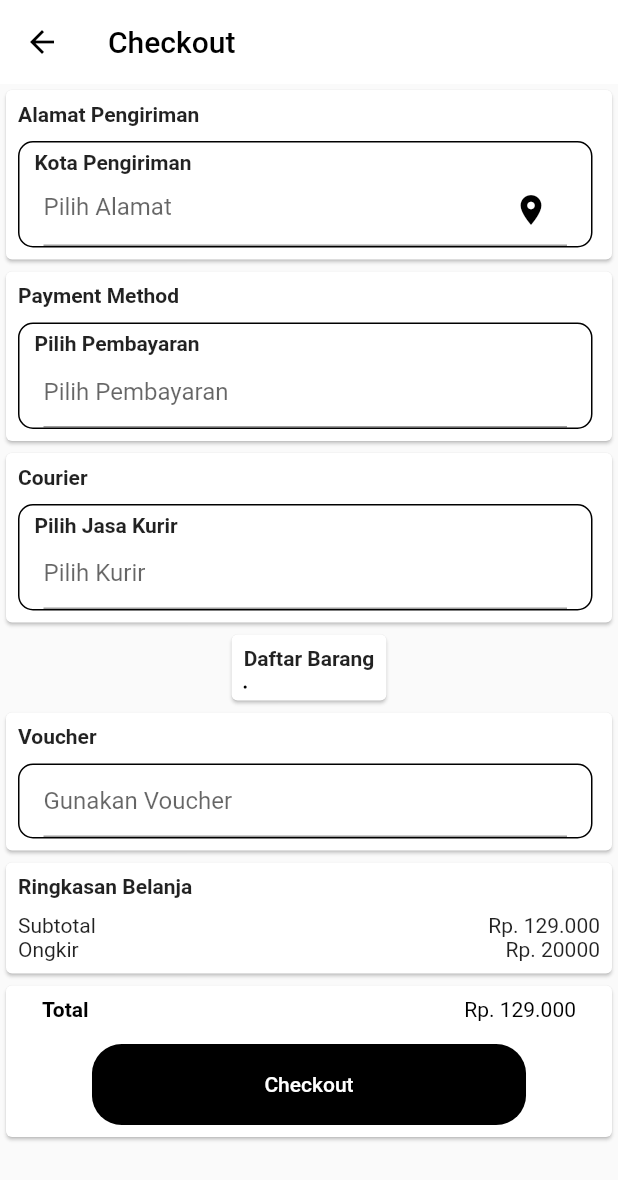
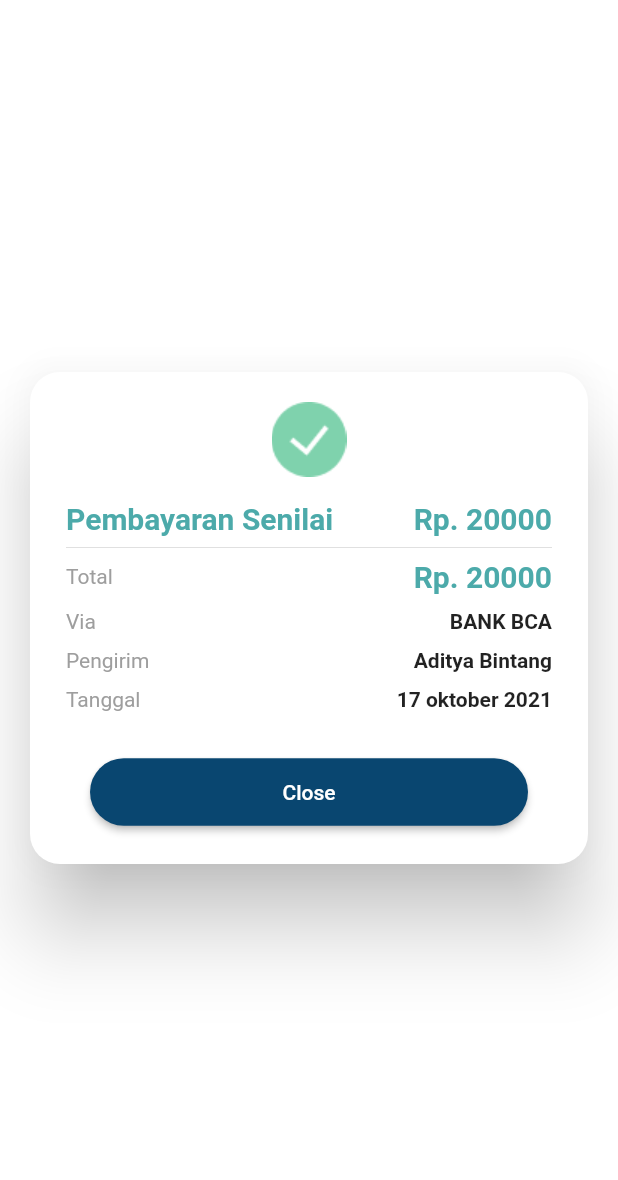
Before and after one commit to nadillachantika/udaskincare, a Flutter app: the CheckoutPage screen opened directly, after a tap on "Checkout", on a phone screen of 412 x 824 dp. Shown: the top 1180 px of the screen. Run offline on Flutter 3.47's test engine with Material 2 defaults, Android fonts, the phone set to English and light mode, and no system bars; our stand-ins replace bubble_tab_indicator, carousel_slider, flutter_rating_bar; Roboto replaces fonts that are missing (visby).

Commit message:
success payment

```diff
--- a/lib/checkout/checkout_page.dart
+++ b/lib/checkout/checkout_page.dart
@@ -3,6 +3,7 @@ import 'package:flutter/material.dart';
 
 import 'package:udaskincare/checkout/Pembayaran.dart';
 import 'package:udaskincare/checkout/address_page.dart';
+import 'package:udaskincare/checkout/success_payment_saldo_panen.dart';
 import 'package:udaskincare/home/home_page.dart';
 
 import 'Kurir.dart';
@@ -491,12 +492,10 @@ class _CheckoutPageState extends State<CheckoutPage> {
                               borderRadius: BorderRadius.circular(20),
                               child: MaterialButton(
                                 onPressed: () {
-                                  // Navigator.pushReplacement(
-                                  //     context,
-                                  //     MaterialPageRoute(
-                                  //         builder: (context) => HomePage(
-                                  //               initTab: 0,
-                                  //             )));
+                                  Navigator.pushReplacement(
+                                      context,
+                                      MaterialPageRoute(
+                                          builder: (context) => SuccessPayment()));
                                 },
                                 padding: EdgeInsets.symmetric(
                                     vertical: 19, horizontal: 115),
--- /dev/null
+++ b/lib/checkout/success_payment_saldo_panen.dart
@@ -0,0 +1,231 @@
+import 'package:flutter/cupertino.dart';
+import 'package:flutter/material.dart';
+import 'package:udaskincare/home/home_page.dart';
+
+
+class SuccessPayment extends StatefulWidget {
+
+
+  const SuccessPayment({Key key})
+      : super(key: key);
+
+  @override
+  _SuccessPaymentState createState() => _SuccessPaymentState();
+}
+
+class _SuccessPaymentState extends State<SuccessPayment> {
+
+
+  @override
+  Widget build(BuildContext context) {
+    return Theme(
+      data: ThemeData(fontFamily: 'visby'),
+      child: AlertDialog(
+        insetPadding: EdgeInsets.all(20),
+        shape:
+        RoundedRectangleBorder(borderRadius: BorderRadius.circular(20)),
+        content: Container(
+          child: Column(
+            mainAxisSize: MainAxisSize.min,
+            children: [
+              Image.asset('assets/ceklist.png'),
+              SizedBox(
+                height: 16,
+              ),
+              Row(
+                mainAxisAlignment: MainAxisAlignment.spaceBetween,
+                children: [
+                  Text(
+                    'Pembayaran Senilai',
+                    style: TextStyle(
+                        fontSize: 20,
+                        color: Color(0xFF4CAAAA),
+                        fontWeight: FontWeight.bold),
+                  ),
+                  Container(
+                    child: Text("Rp. 20000", style: TextStyle(
+                        fontSize: 20,
+                        color: Color(0xFF4CAAAA),
+                        fontWeight: FontWeight.bold),),
+                  ),
+                  // Container(
+                  //   child: () {
+                  //     bool isSelectedVoucher =
+                  //         widget.selectedVoucher?.text?.trim()?.isNotEmpty ??
+                  //             false;
+                  //     if (isSelectedVoucher) {
+                  //       return Text(
+                  //           "${formatMoney(num.parse(widget.s) - num.parse(widget.totalPotongan))}",
+                  //           style: TextStyle(
+                  //               fontSize: 20,
+                  //               color: Color(0xFF4CAAAA),
+                  //               fontWeight: FontWeight.bold));
+                  //     } else {
+                  //       return Text("${formatMoney(widget.s)}",
+                  //           style: TextStyle(
+                  //               fontSize: 20,
+                  //               color: Color(0xFF4CAAAA),
+                  //               fontWeight: FontWeight.bold));
+                  //     }
+                  //   }(),
+                  // ),
+                ],
+              ),
+              Divider(),
+              Row(
+                mainAxisAlignment: MainAxisAlignment.spaceBetween,
+                children: [
+                  Text(
+                    'Total',
+                    style: TextStyle(fontSize: 14, color: Colors.grey),
+                  ),
+                  Container(
+                    child: Text("Rp. 20000", style: TextStyle(
+                        fontSize: 20,
+                        color: Color(0xFF4CAAAA),
+                        fontWeight: FontWeight.bold),),
+                  ),
+                  // Container(
+                  //   child: () {
+                  //     bool isSelectedVoucher =
+                  //         widget.selectedVoucher?.text
+                  //             ?.trim()
+                  //             ?.isNotEmpty ??
+                  //             false;
+                  //     if (isSelectedVoucher) {
+                  //       return Text(
+                  //           "${formatMoney(num.parse(widget.s) -
+                  //               num.parse(widget.totalPotongan))}",
+                  //           style: TextStyle(
+                  //               fontSize: 20,
+                  //               color: Color(0xFF4CAAAA),
+                  //               fontWeight: FontWeight.bold));
+                  //     } else {
+                  //       return Text("${formatMoney(widget.s)}",
+                  //           style: TextStyle(
+                  //               fontSize: 20,
+                  //               color: Color(0xFF4CAAAA),
+                  //               fontWeight: FontWeight.bold));
+                  //     }
+                  //   }(),
+                  // ),
+                ],
+              ),
+              SizedBox(
+                height: 10,
+              ),
+              Row(
+                mainAxisAlignment: MainAxisAlignment.spaceBetween,
+                children: [
+                  Text(
+                    'Via',
+                    style: TextStyle(fontSize: 14, color: Colors.grey),
+                  ),
+                  Text(
+                    'BANK BCA',
+                    style:
+                    TextStyle(fontSize: 14, fontWeight: FontWeight.bold),
+                  ),
+                ],
+              ),
+              SizedBox(
+                height: 10,
+              ),
+              Row(
+                mainAxisAlignment: MainAxisAlignment.spaceBetween,
+                children: [
+                  Text(
+                    'Pengirim',
+                    style: TextStyle(fontSize: 14, color: Colors.grey),
+                  ),
+                  Text(
+                    'Aditya Bintang',
+                    style:
+                    TextStyle(fontSize: 14, fontWeight: FontWeight.bold),
+                  ),
+                ],
+              ),
+              Padding(
+                padding: EdgeInsets.symmetric(vertical: 10),
+                child: Row(
+                  mainAxisAlignment: MainAxisAlignment.spaceBetween,
+                  children: [
+                    Text(
+                      'Tanggal',
+                      style: TextStyle(fontSize: 14, color: Colors.grey),
+                    ),
+                    Text(
+                      '17 oktober 2021',
+                      style: TextStyle(
+                          fontSize: 14, fontWeight: FontWeight.bold),
+                    ),
+                  ],
+                ),
+              ),
+              // Container(
+              //   margin: EdgeInsets.fromLTRB(16, 10, 16, 0),
+              //   child: BlocBuilder<ShareLinkCubit, ShareLinkState>(
+              //     builder: (BuildContext context, state) {
+              //       shareLink = context.read<ShareLinkCubit>();
+              //       return MaterialButton(
+              //         minWidth: MediaQuery
+              //             .of(context)
+              //             .size
+              //             .width,
+              //         shape: RoundedRectangleBorder(
+              //             borderRadius: BorderRadius.circular(50)),
+              //         height: 45,
+              //         color: Color(0xFF094670),
+              //         textColor: Colors.white,
+              //         child: Text('Share Produk'),
+              //         onPressed: () async {
+              //           shareLink.getMessageLink(12, widget.totalPo);
+              //           if (state is ShareLinkLoading) {
+              //             return loadingCircular;
+              //           }
+              //           if (state is ShareLinkSuccess) {
+              //             String link =
+              //             await DeeplinkHelper.createProductLink(
+              //                 widget.idProduct);
+              //             await shareWhatsappText(
+              //                 "+" + dataGlobal?.user?.phone.toString(),
+              //                 "${state.resShareLink.data}\n $link");
+              //           }
+              //         },
+              //       );
+              //     },
+              //   ),
+              // ),
+              SizedBox(
+                height: 10,
+              ),
+              Container(
+                margin: EdgeInsets.fromLTRB(16, 10, 16, 0),
+                child: MaterialButton(
+                  minWidth: MediaQuery
+                      .of(context)
+                      .size
+                      .width,
+                  shape: RoundedRectangleBorder(
+                      borderRadius: BorderRadius.circular(50)),
+                  height: 45,
+                  color: Color(0xFF094670),
+                  textColor: Colors.white,
+                  child: Text('Close'),
+                  onPressed: () {
+                    Navigator.pushReplacement(
+                        context,
+                        MaterialPageRoute(
+                            builder: (context) => HomePage(
+                                  initTab: 0,
+                                )));
+                  },
+                ),
+              )
+            ],
+          ),
+        ),
+      ),
+    );
+  }
+}
```
Also changed, not shown: assets/ceklist.png (added).
